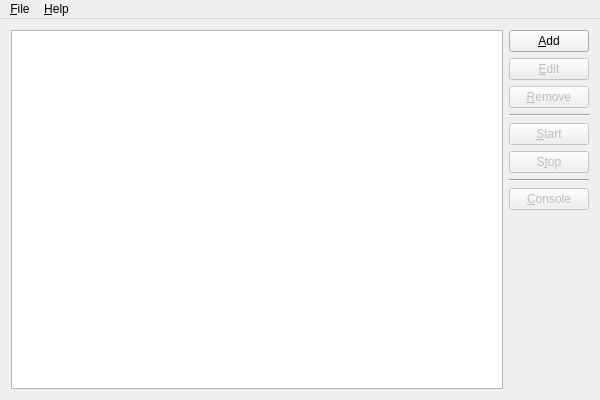
Before: the Qt Designer form source/mainwindow.ui in martin-kudlicka/crypto-miner, drawn with Qt 5.
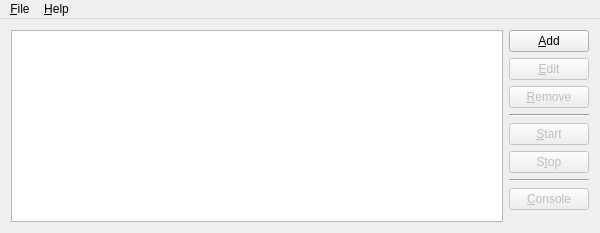
After: the same form once the commit is applied. Icons and pictures are not drawn.

Commit message: + main window icon

What changed in the file:
```diff
--- a/source/mainwindow.ui
+++ b/source/mainwindow.ui
@@ -7,7 +7,7 @@
     <x>0</x>
     <y>0</y>
     <width>600</width>
-    <height>400</height>
+    <height>233</height>
    </rect>
   </property>
   <property name="windowTitle">
```
Left out of the diff: 4 changed lines with no effect on the pictures. The commit also changes 2 other files.
